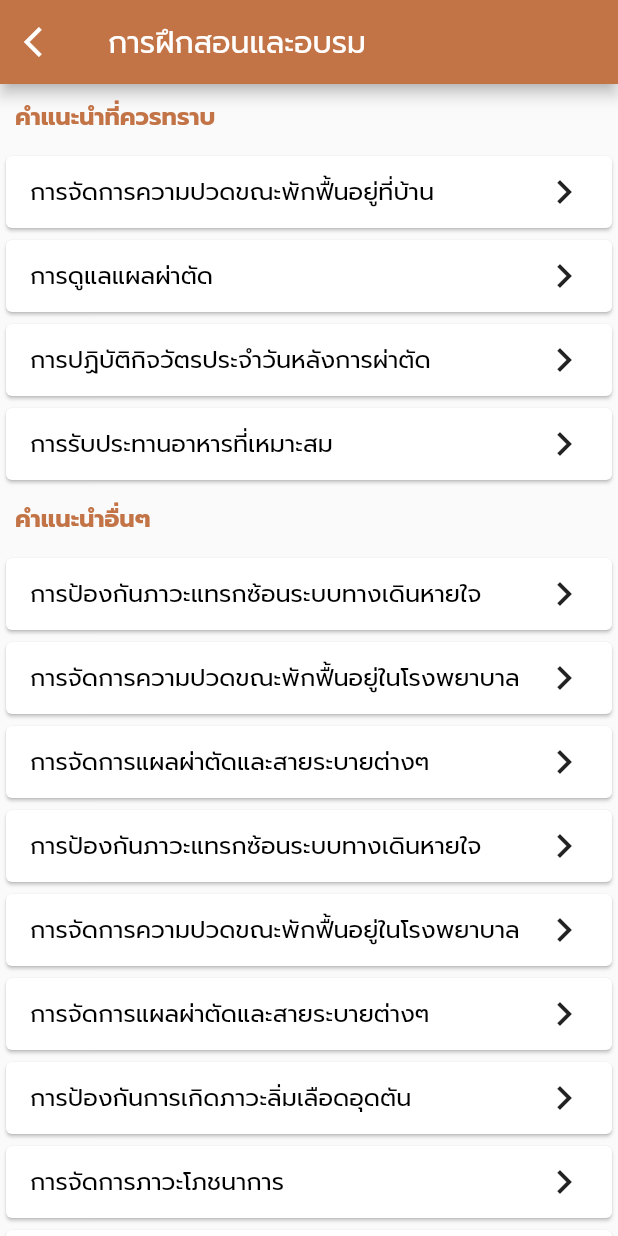
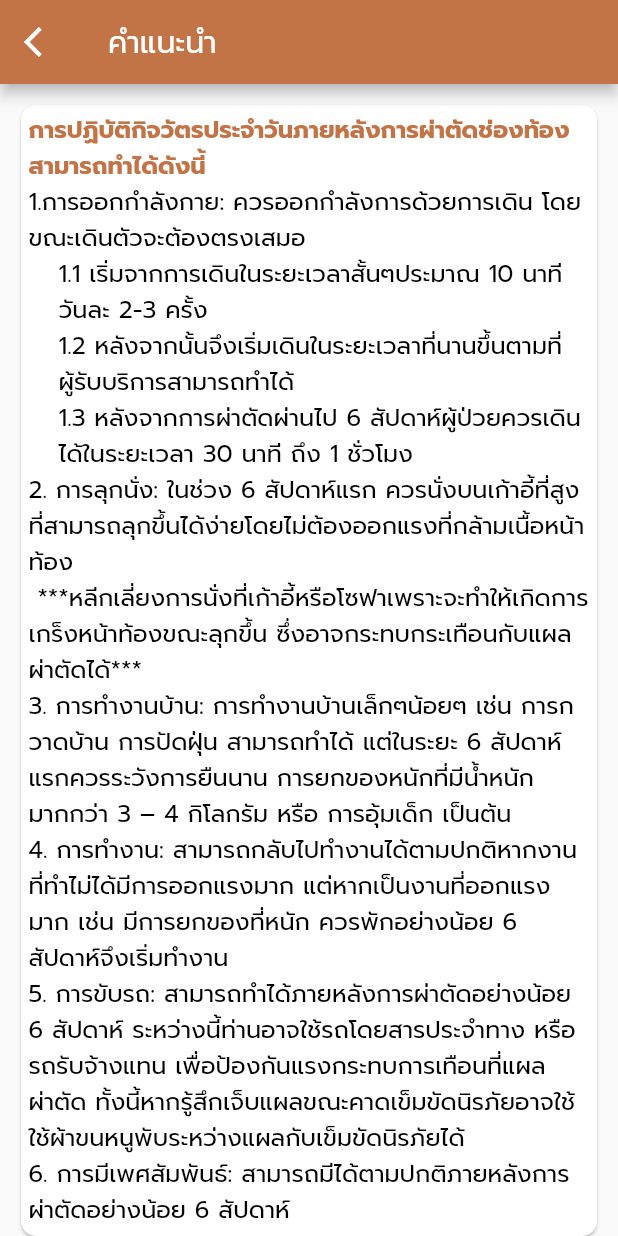
Before and after one commit to LaCare-KMUTT/AbdoCare, a Flutter app: the PostOpHomeTrainingPage screen opened directly, after a tap on "การปฏิบัติกิจวัตรประจำวันหลังการผ่าตัด", on a phone screen of 412 x 824 dp. Run offline on Flutter 3.47's test engine with Material 2 defaults, Android fonts, the phone set to English and light mode, and no system bars; our stand-ins replace bubble, charts_flutter, cloud_firestore, firebase_auth, firebase_core, get_it and 1 more; missing offline and left inert: flutter_dialogflow; accounts and stored records are empty; statements that could not run were skipped.

Commit message:
daily activity advice

```diff
--- a/lib/widget/post_op_home_training.dart
+++ b/lib/widget/post_op_home_training.dart
@@ -1,5 +1,6 @@
 import 'package:flutter/material.dart';
 import '../pages/chat_page.dart';
+import 'training_information/daily_activity_advice.dart';
 import 'training_information/pain_advice.dart';
 import 'training_information/surgical_incision_advice.dart';
 
@@ -20,6 +21,8 @@ class _PostOpHomeTrainingPageState extends State<PostOpHomeTrainingPage> {
       Navigator.push(context,
           MaterialPageRoute(builder: (context) => SurgicalIncisionAdvice()));
     } else if (number == 17) {
+      Navigator.push(context,
+          MaterialPageRoute(builder: (context) => DailyActivityAdvice()));
     } else if (number == 18) {}
   }
 
--- /dev/null
+++ b/lib/widget/training_information/daily_activity_advice.dart
@@ -0,0 +1,88 @@
+import 'package:flutter/material.dart';
+import '../post_op_home_training.dart';
+
+class DailyActivityAdvice extends StatelessWidget {
+  @override
+  Widget build(BuildContext context) => Scaffold(
+      appBar: AppBar(
+        title: Text("คำแนะนำ"),
+        leading: IconButton(
+          icon: const Icon(
+            Icons.arrow_back_ios,
+          ),
+          tooltip: 'กลับ',
+          onPressed: () {
+            Navigator.push(
+              context,
+              MaterialPageRoute(builder: (context) => PostOpHomeTrainingPage()),
+            );
+          },
+        ),
+      ),
+      body: Container(
+        child: ListView(
+          children: [
+            Padding(
+              padding: const EdgeInsets.all(10.0),
+              child: Card(
+                shape: RoundedRectangleBorder(
+                  borderRadius: BorderRadius.circular(10.0),
+                ),
+                child: Padding(
+                  padding: const EdgeInsets.all(5.0),
+                  child: Column(
+                    children: [
+                      Column(
+                        crossAxisAlignment: CrossAxisAlignment.stretch,
+                        children: [
+                          Text("""
+การปฏิบัติกิจวัตรประจำวันภายหลังการผ่าตัดช่องท้อง สามารถทำได้ดังนี้"""),
+                          Text("""
+1.การออกกำลังกาย: ควรออกกำลังการด้วยการเดิน โดยขณะเดินตัวจะต้องตรงเสมอ""",
+                              style: Theme.of(context).textTheme.bodyText1),
+                          Padding(
+                            padding: const EdgeInsets.only(left: 20),
+                            child: Column(
+                              crossAxisAlignment: CrossAxisAlignment.stretch,
+                              children: [
+                                Text("""
+1.1 เริ่มจากการเดินในระยะเวลาสั้นๆประมาณ 10 นาที วันละ 2-3 ครั้ง""",
+                                    style:
+                                        Theme.of(context).textTheme.bodyText1),
+                                Text("""
+1.2 หลังจากนั้นจึงเริ่มเดินในระยะเวลาที่นานขึ้นตามที่ผู้รับบริการสามารถทำได้""",
+                                    style:
+                                        Theme.of(context).textTheme.bodyText1),
+                                Text("""
+1.3 หลังจากการผ่าตัดผ่านไป 6 สัปดาห์ผู้ป่วยควรเดินได้ในระยะเวลา 30 นาที ถึง 1 ชั่วโมง""",
+                                    style:
+                                        Theme.of(context).textTheme.bodyText1),
+                              ],
+                            ),
+                          ),
+                          Text("""
+2. การลุกนั่ง: ในช่วง 6 สัปดาห์แรก ควรนั่งบนเก้าอี้ที่สูงที่สามารถลุกขึ้นได้ง่ายโดยไม่ต้องออกแรงที่กล้ามเนื้อหน้าท้อง\n ***หลีกเลี่ยงการนั่งที่เก้าอี้หรือโซฟาเพราะจะทำให้เกิดการเกร็งหน้าท้องขณะลุกขึ้น ซึ่งอาจกระทบกระเทือนกับแผลผ่าตัดได้***""",
+                              style: Theme.of(context).textTheme.bodyText1),
+                          Text("""
+3. การทำงานบ้าน: การทำงานบ้านเล็กๆน้อยๆ เช่น การกวาดบ้าน การปัดฝุ่น สามารถทำได้ แต่ในระยะ 6 สัปดาห์แรกควรระวังการยืนนาน การยกของหนักที่มีน้ำหนักมากกว่า 3 – 4 กิโลกรัม หรือ การอุ้มเด็ก เป็นต้น""",
+                              style: Theme.of(context).textTheme.bodyText1),
+                          Text("""
+4. การทำงาน: สามารถกลับไปทำงานได้ตามปกติหากงานที่ทำไม่ได้มีการออกแรงมาก แต่หากเป็นงานที่ออกแรงมาก เช่น มีการยกของที่หนัก ควรพักอย่างน้อย 6 สัปดาห์จึงเริ่มทำงาน""",
+                              style: Theme.of(context).textTheme.bodyText1),
+                          Text("""
+5. การขับรถ: สามารถทำได้ภายหลังการผ่าตัดอย่างน้อย 6 สัปดาห์ ระหว่างนี้ท่านอาจใช้รถโดยสารประจำทาง หรือรถรับจ้างแทน เพื่อป้องกันแรงกระทบการเทือนที่แผลผ่าตัด ทั้งนี้หากรู้สึกเจ็บแผลขณะคาดเข็มขัดนิรภัยอาจใช้ใช้ผ้าขนหนูพับระหว่างแผลกับเข็มขัดนิรภัยได้""",
+                              style: Theme.of(context).textTheme.bodyText1),
+                          Text("""
+6. การมีเพศสัมพันธ์: สามารถมีได้ตามปกติภายหลังการผ่าตัดอย่างน้อย 6 สัปดาห์""",
+                              style: Theme.of(context).textTheme.bodyText1),
+                        ],
+                      ),
+                    ],
+                  ),
+                ),
+              ),
+            ),
+          ],
+        ),
+      ));
+}
```
